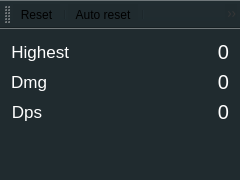
Before: the Qt Designer form jaxnX/mainwindow.ui in jabakot/DmgMeter, drawn with Qt 5.
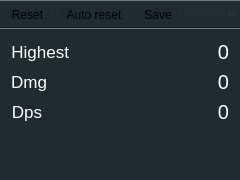
After: the same form once the commit is applied. Icons and pictures are not drawn.

```diff
--- a/jaxnX/mainwindow.ui
+++ b/jaxnX/mainwindow.ui
@@ -10,6 +10,12 @@
     <height>180</height>
    </rect>
   </property>
+  <property name="sizePolicy">
+   <sizepolicy hsizetype="Fixed" vsizetype="Fixed">
+    <horstretch>0</horstretch>
+    <verstretch>0</verstretch>
+   </sizepolicy>
+  </property>
   <property name="maximumSize">
    <size>
     <width>240</width>
@@ -22,6 +28,12 @@
   <property name="styleSheet">
    <string notr="true">background-color: rgb(32, 43, 47);</string>
   </property>
+  <property name="tabShape">
+   <enum>QTabWidget::Rounded</enum>
+  </property>
+  <property name="dockNestingEnabled">
+   <bool>false</bool>
+  </property>
   <widget class="QWidget" name="centralWidget">
    <property name="layoutDirection">
     <enum>Qt::LeftToRight</enum>
@@ -208,6 +220,9 @@
    </layout>
   </widget>
   <widget class="QToolBar" name="toolBar">
+   <property name="enabled">
+    <bool>true</bool>
+   </property>
    <property name="minimumSize">
     <size>
      <width>0</width>
@@ -217,9 +232,21 @@
    <property name="windowTitle">
     <string>toolBar</string>
    </property>
+   <property name="layoutDirection">
+    <enum>Qt::LeftToRight</enum>
+   </property>
    <property name="styleSheet">
     <string notr="true"/>
    </property>
+   <property name="movable">
+    <bool>false</bool>
+   </property>
+   <property name="iconSize">
+    <size>
+     <width>16</width>
+     <height>16</height>
+    </size>
+   </property>
    <attribute name="toolBarArea">
     <enum>TopToolBarArea</enum>
    </attribute>
@@ -230,9 +257,15 @@
    <addaction name="separator"/>
    <addaction name="actionAutoReset"/>
    <addaction name="separator"/>
+   <addaction name="actionSave"/>
+   <addaction name="separator"/>
    <addaction name="actionEnableOpacity"/>
    <addaction name="separator"/>
+   <addaction name="actionSettings"/>
+   <addaction name="separator"/>
    <addaction name="actionHelp"/>
+   <addaction name="separator"/>
+   <addaction name="actionExit"/>
   </widget>
   <action name="actionAutoReset">
    <property name="checkable">
@@ -289,6 +322,49 @@
     <string>Visit website for help</string>
    </property>
   </action>
+  <action name="actionSave">
+   <property name="checkable">
+    <bool>true</bool>
+   </property>
+   <property name="icon">
+    <iconset resource="Icons/Icons.qrc">
+     <normaloff>:/save.png</normaloff>
+     <normalon>:/save_on.png</normalon>:/save.png</iconset>
+   </property>
+   <property name="text">
+    <string>Save</string>
+   </property>
+   <property name="toolTip">
+    <string>Save</string>
+   </property>
+  </action>
+  <action name="actionSettings">
+   <property name="icon">
+    <iconset resource="Icons/Icons.qrc">
+     <normaloff>:/settings.png</normaloff>:/settings.png</iconset>
+   </property>
+   <property name="text">
+    <string>Settings</string>
+   </property>
+   <property name="toolTip">
+    <string>Settings</string>
+   </property>
+  </action>
+  <action name="actionExit">
+   <property name="icon">
+    <iconset resource="Icons/Icons.qrc">
+     <normaloff>:/cross.png</normaloff>:/cross.png</iconset>
+   </property>
+   <property name="text">
+    <string>Exit</string>
+   </property>
+   <property name="toolTip">
+    <string>Exit</string>
+   </property>
+   <property name="menuRole">
+    <enum>QAction::QuitRole</enum>
+   </property>
+  </action>
  </widget>
  <layoutdefault spacing="6" margin="11"/>
  <resources>
```
Left out of the diff: 23 changed lines with no effect on the pictures.
